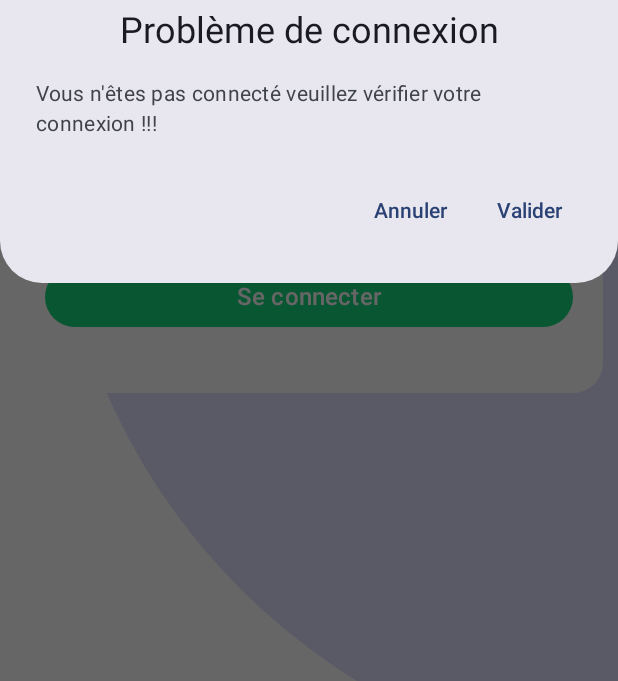
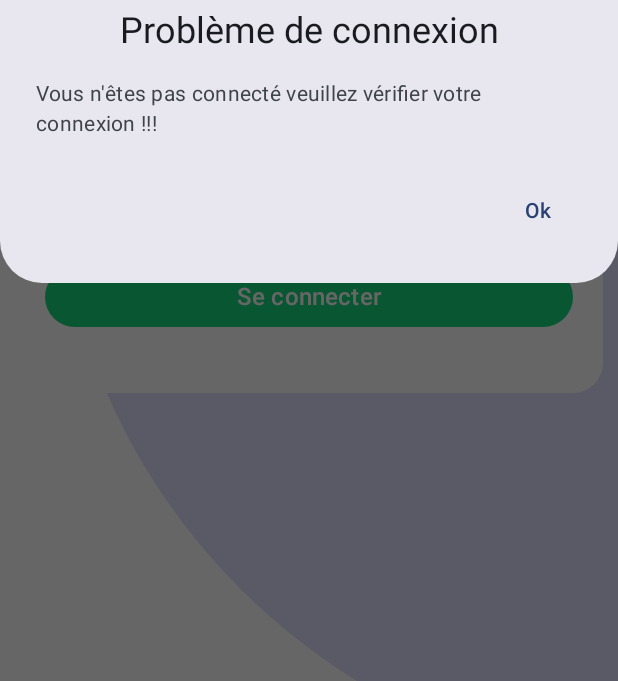
Before and after one commit to ElieOko/RecouvrementAppAndroid, an Android app built with Jetpack Compose: the screen it shows after launch (MainActivity), after a tap on "Se connecter", on a phone screen of 412 x 824 dp, the part 555-1236 px from its top. Run offline under Robolectric (Android 15) with nearby library versions, the phone set to English and light mode, and no system bars.

Commit message:
fix:change default value

```diff
--- a/app/src/main/java/com/client/recouvrementapp/presentation/components/elements/MAlertDialog.kt
+++ b/app/src/main/java/com/client/recouvrementapp/presentation/components/elements/MAlertDialog.kt
@@ -30,8 +30,8 @@ fun MAlertDialog(
     onConfirmation: () -> Unit = {},
     dialogTitle: String = "Success",
     dialogText: String = "Magique",
-    textPositive : String = "Valider",
-    textNegative : String = "Annuler",
+    textPositive : String = "Ok",
+    textNegative : String = "",
 ) {
     val rainbowColorsBrush = remember {
         Brush.sweepGradient(
```
